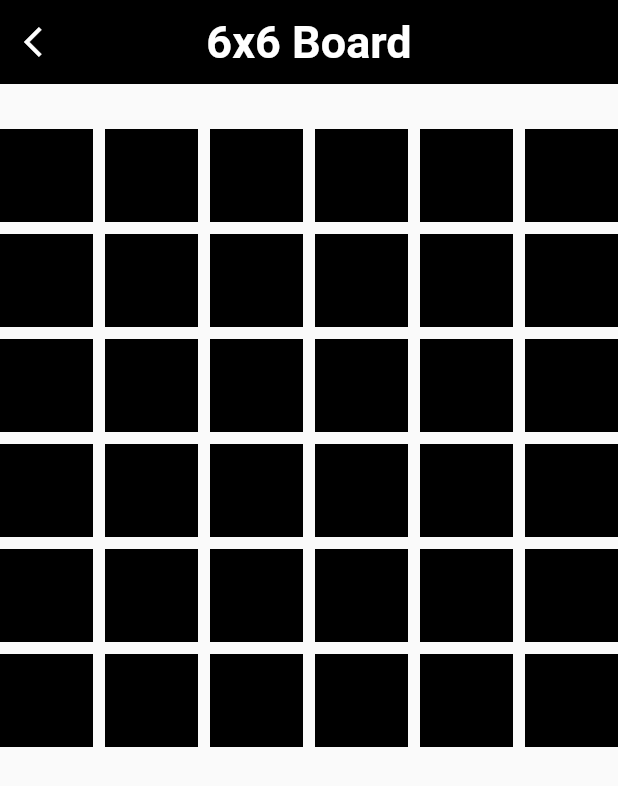
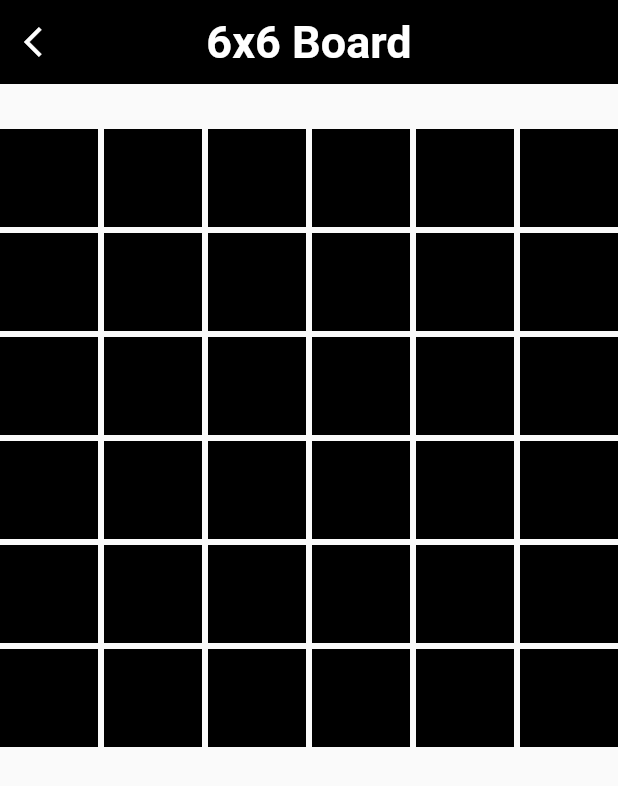
Before and after one commit to AbdulIslam001/Tic-Tac-Toe, a Flutter app: the TicTacToeBoard6x6 screen opened directly, on a phone screen of 412 x 824 dp. Shown: the top 786 px of the screen. Run offline on Flutter 3.47's test engine with Material 2 defaults, Android fonts, the phone set to English and light mode, and no system bars; our stand-ins replace animated_splash_screen, carousel_slider, page_transition.

Commit message:
no message

```diff
--- a/lib/gameScreen/Board6x6.dart
+++ b/lib/gameScreen/Board6x6.dart
@@ -6,9 +6,9 @@ class TicTacToeBoard6x6 extends StatefulWidget {
   _TicTacToeBoard6x6State createState() => _TicTacToeBoard6x6State();
 }
 class _TicTacToeBoard6x6State extends State<TicTacToeBoard6x6> {
-  final List<List<String>> _board =
-  List.generate(6, (_) => List.filled(6, ''));
-
+  // final List<List<String>> _board =
+  // List.generate(6, (_) => List.filled(6, ''));
+  final List<List<String>> _board=List.generate(6, (index) => List.filled(6,''));
   @override
   Widget build(BuildContext context) {
     return Scaffold(
@@ -45,8 +45,8 @@ class _TicTacToeBoard6x6State extends State<TicTacToeBoard6x6> {
           physics: const NeverScrollableScrollPhysics(),
           gridDelegate: const SliverGridDelegateWithFixedCrossAxisCount(
             crossAxisCount: 6,
-            crossAxisSpacing: 8.0,
-            mainAxisSpacing: 8.0,
+            crossAxisSpacing: 4.0,
+            mainAxisSpacing: 4.0,
           ),
           itemCount: 36,
           itemBuilder: (BuildContext context, int index) {
```
Also changed, not shown: lib/gameScreen/Board.dart (added, +47 -0 lines).
